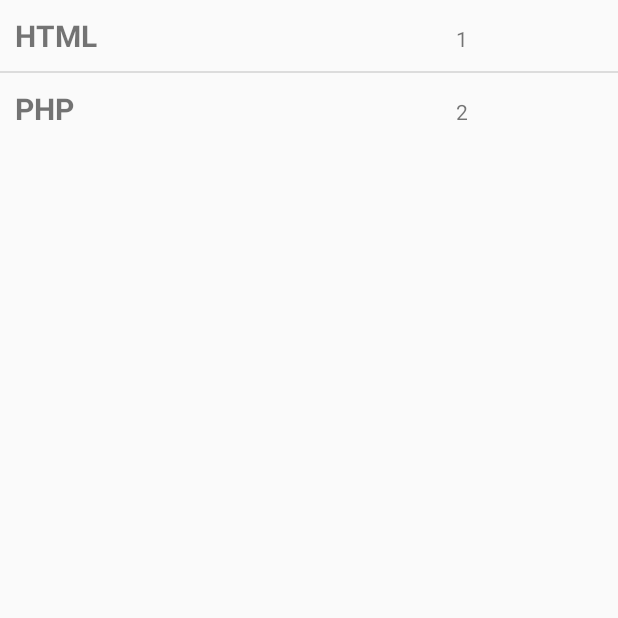
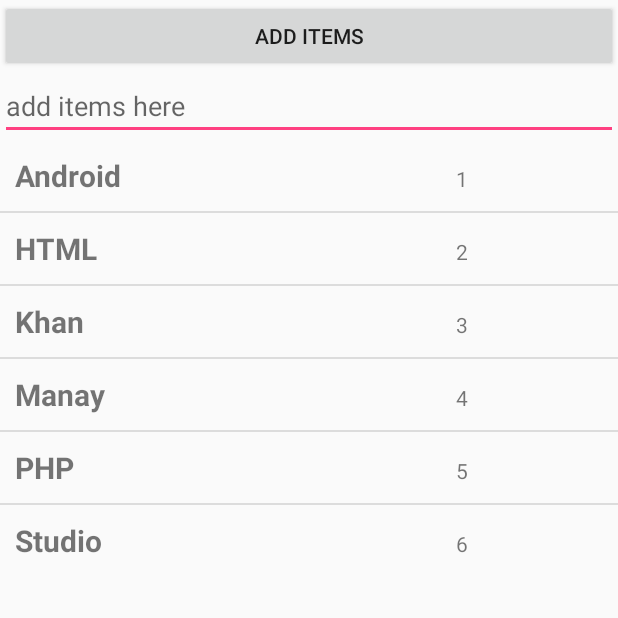
Before and after one commit to manaykhan456/Demo-Applications, an Android app: the screen it shows after launch (MainActivity), on a phone screen of 412 x 824 dp, the top half of it. Run offline under Robolectric (Android 15) with nearby library versions, the phone set to English and light mode, and no system bars; 1 statement that could not run was skipped.

Commit message:
stagged commit

```diff
--- a/DynamicListView/app/src/main/java/com/example/lenovo/dynamiclistview/MainActivity.java
+++ b/DynamicListView/app/src/main/java/com/example/lenovo/dynamiclistview/MainActivity.java
@@ -13,19 +13,37 @@ import android.view.View;
 import android.widget.AdapterView;
 import android.widget.AdapterView.OnItemLongClickListener;
 import android.widget.ArrayAdapter;
+import android.widget.Button;
+import android.widget.EditText;
 import android.widget.ListView;
 public class MainActivity extends Activity {
     ListView lv;
     TextViewArrayAdapter adapter;
     ArrayList<String> array;
+    Button addItemsButton;
+    EditText etAddItems;
 
     @Override
     protected void onCreate(Bundle savedInstanceState) {
         super.onCreate(savedInstanceState);
 
+
+        addItemsButton=(Button) findViewById(R.id.addItems_button);
+        etAddItems=(EditText)findViewById(R.id.et_addItems);
+
+
+
+
         init();
 
         lv.setAdapter(adapter);
+
+        addItemsButton.setOnClickListener(new View.OnClickListener() {
+            @Override
+            public void onClick(View v) {
+                array.add (etAddItems.getText().toString());
+            }
+        });
 
 
 
@@ -45,6 +63,7 @@ public class MainActivity extends Activity {
         array = new ArrayList<>();
         populateArray();
         adapter = new TextViewArrayAdapter(this, array);
+
         adapter.sort(new Comparator<String>() {
             @Override
             public int compare(String lhs, String rhs) {
@@ -57,12 +76,20 @@ public class MainActivity extends Activity {
     private void populateArray() {
         array.add("PHP");
         array.add("HTML");
+        array.add("Android");
+        array.add("Studio");
+        array.add ("Manay");
+        array.add ("Khan");
     }
+
+
 
     private void linkXML() {
         setContentView(R.layout.activity_main);
         lv = (ListView) findViewById(R.id.listView1);
     }
+
+
 
     // method to remove list item
     protected void removeItemFromList(int position) {
--- a/DynamicListView/app/src/main/res/layout/activity_main.xml
+++ b/DynamicListView/app/src/main/res/layout/activity_main.xml
@@ -4,9 +4,24 @@
     android:layout_width="match_parent"
     android:layout_height="match_parent"
     android:orientation="vertical" >
+
+    <Button
+        android:layout_width="match_parent"
+        android:layout_height="wrap_content"
+        android:text="Add Items"
+        android:id="@+id/addItems_button"/>
+
+    <EditText
+        android:layout_width="match_parent"
+        android:layout_height="wrap_content"
+        android:hint="add items here"
+        android:id="@+id/et_addItems"/>
     <ListView
         android:id="@+id/listView1"
         android:layout_width="match_parent"
         android:layout_height="wrap_content" >
     </ListView>
+
+
+
 </LinearLayout>
```
Also changed, not shown: 1 other file.
